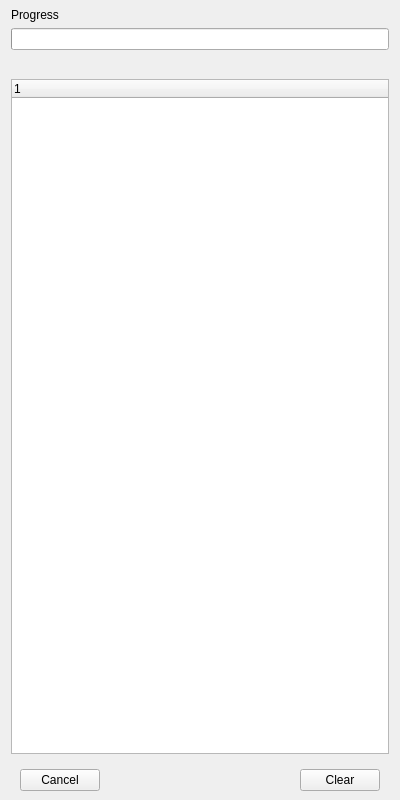
Old version of the form sources/progressview.ui in the repository mikaelsundell/usdviewer.
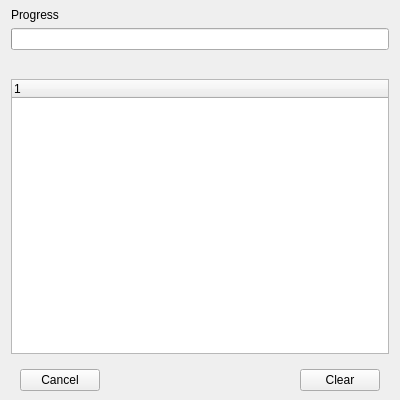
New version of the form. Custom widgets are drawn as their Qt base class.

Patch:
```diff
--- a/sources/progressview.ui
+++ b/sources/progressview.ui
@@ -7,7 +7,7 @@
     <x>0</x>
     <y>0</y>
     <width>400</width>
-    <height>800</height>
+    <height>400</height>
    </rect>
   </property>
   <property name="windowTitle">
```
